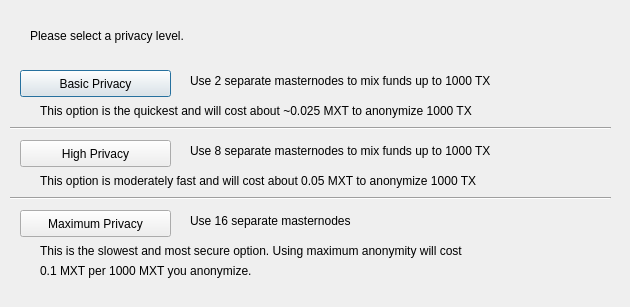
Qt form src/qt/forms/anonsendconfig.ui (martexcoin/martexcoin_4x) before a commit.
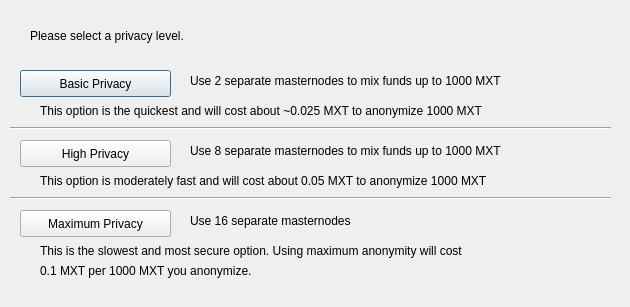
The same form after that commit.

The edit to the form file:
```diff
--- a/src/qt/forms/anonsendconfig.ui
+++ b/src/qt/forms/anonsendconfig.ui
@@ -75,7 +75,7 @@
     </rect>
    </property>
    <property name="text">
-    <string>Use 2 separate masternodes to mix funds up to 1000 TX</string>
+    <string>Use 2 separate masternodes to mix funds up to 1000 MXT</string>
    </property>
   </widget>
   <widget class="QLabel" name="label_3">
@@ -88,7 +88,7 @@
     </rect>
    </property>
    <property name="text">
-    <string>Use 8 separate masternodes to mix funds up to 1000 TX</string>
+    <string>Use 8 separate masternodes to mix funds up to 1000 MXT</string>
    </property>
   </widget>
   <widget class="QLabel" name="label_4">
@@ -114,7 +114,7 @@
     </rect>
    </property>
    <property name="text">
-    <string>This option is the quickest and will cost about ~0.025 MXT to anonymize 1000 TX</string>
+    <string>This option is the quickest and will cost about ~0.025 MXT to anonymize 1000 MXT</string>
    </property>
   </widget>
   <widget class="QLabel" name="label_7">
@@ -127,7 +127,7 @@
     </rect>
    </property>
    <property name="text">
-    <string>This option is moderately fast and will cost about 0.05 MXT to anonymize 1000 TX</string>
+    <string>This option is moderately fast and will cost about 0.05 MXT to anonymize 1000 MXT</string>
    </property>
   </widget>
   <widget class="QLabel" name="label_8">
```
Left out of the diff: 2 changed lines with no effect on the pictures.
